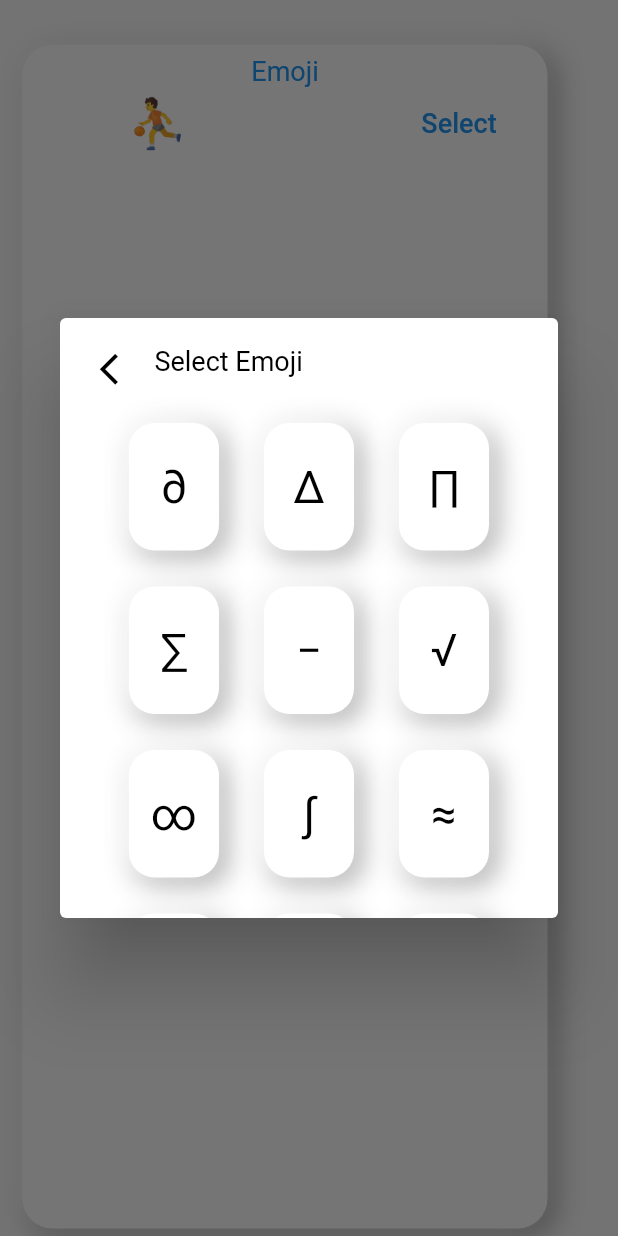
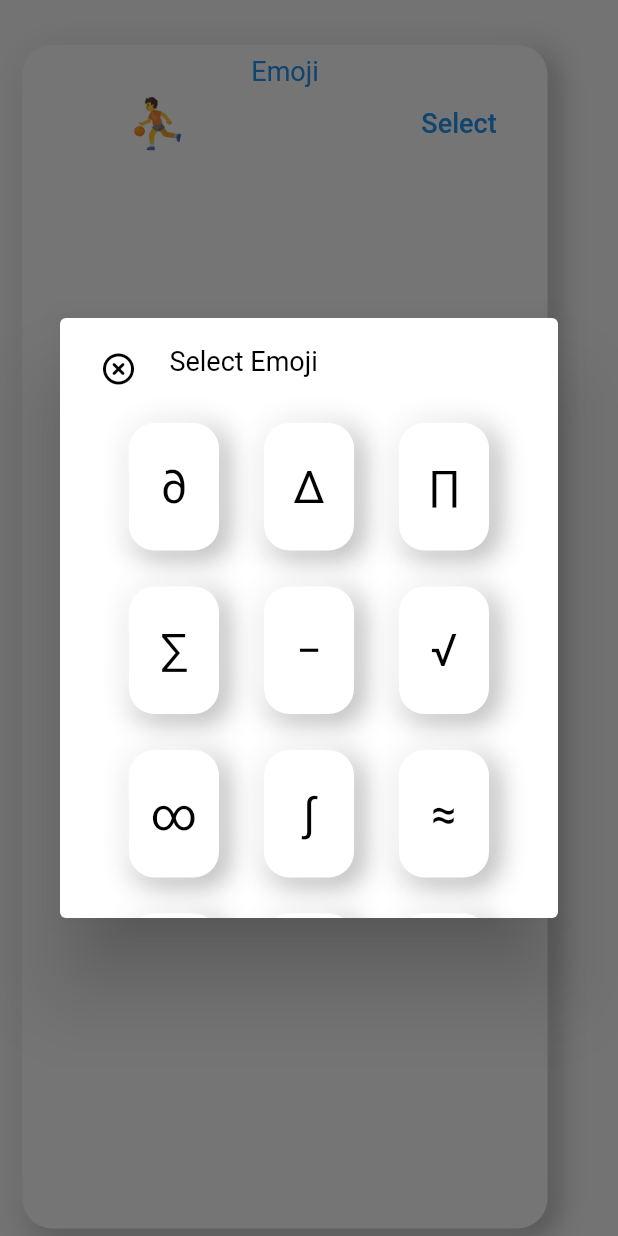
Before and after one commit to jacksonw765/emojiMe, a Flutter app: the SelectEmojiWidget widget shown alone on an empty page, opened directly, after a tap on "Select", on a phone screen of 412 x 824 dp. Run offline on Flutter 3.47's test engine with Material 2 defaults, Android fonts, the phone set to English and light mode, and no system bars; our stand-ins replace dotted_border, flutter_xlider, image_gallery_saver, image_picker, permission_handler, pinch_zoom and 3 more; missing offline and left inert: flutter_animated_dialog, flutter_statusbarcolor; accounts and stored records are empty.

Commit message:
1.0 release

```diff
--- a/lib/chars.dart
+++ b/lib/chars.dart
@@ -78,17 +78,23 @@ class _SelectEmojiWidgetState extends State<SelectEmojiWidget> {
         children: [
           Padding(
             padding: const EdgeInsets.only(left: 15.0, top: 10),
+            child: Transform.rotate(
+              angle: pi/4,
               child: IconButton(
-              icon: Icon(Icons.arrow_back_ios),
+                icon: Icon(Icons.add_circle_outline_rounded),
                 color: Colors.black,
                 iconSize: 25,
                 onPressed: () => Navigator.pop(context),
               ),
             ),
+          ),
           //Spacer(flex: 30),
-          Text(
+          Padding(
+            padding: const EdgeInsets.only(left: 10.0),
+            child: Text(
               'Select Emoji',
               style: TextStyle(color: Colors.black, fontSize: 18),
+            ),
           ),
           //Spacer(flex: 50),
         ],
--- a/pubspec.yaml
+++ b/pubspec.yaml
@@ -11,7 +11,7 @@ description: A new Flutter application.
 # In iOS, build-name is used as CFBundleShortVersionString while build-number used as CFBundleVersion.
 # Read more about iOS versioning at
 # https://developer.apple.com/library/archive/documentation/General/Reference/InfoPlistKeyReference/Articles/CoreFoundationKeys.html
-version: 1.0.0+1
+version: 1.0.0+3
 
 environment:
   sdk: ">=2.1.0 <3.0.0"
```
Also changed, not shown: lib/main.dart (+25 -11 lines), 7 other files. Lines whose indentation alone changed are shown as unchanged.
